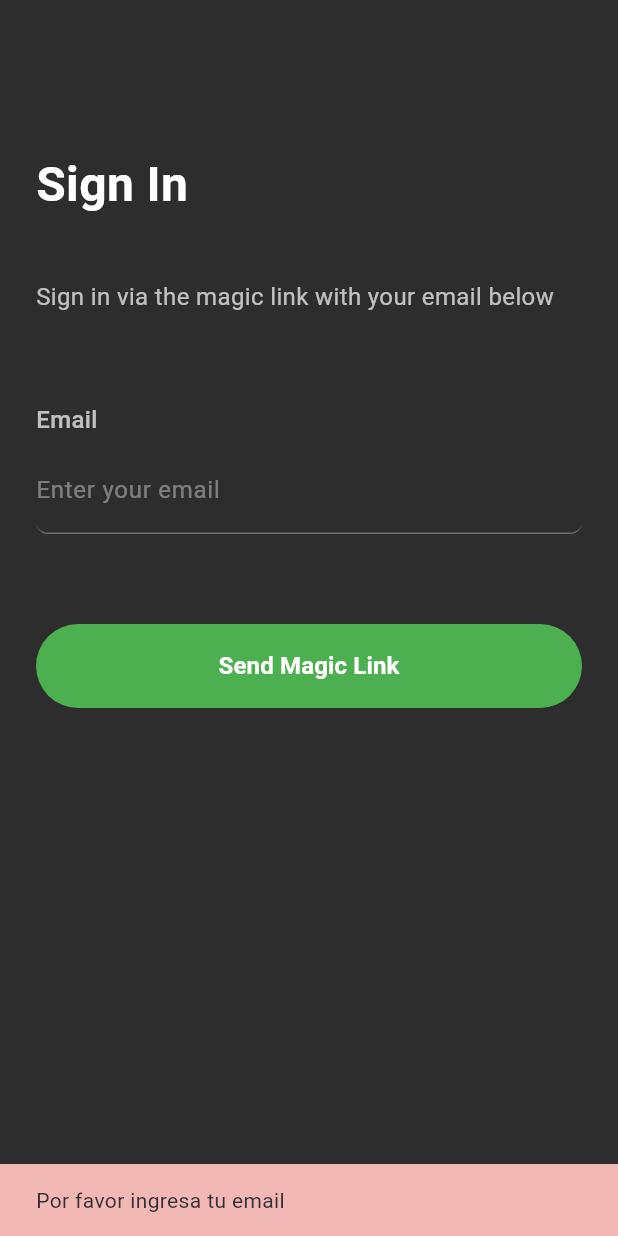
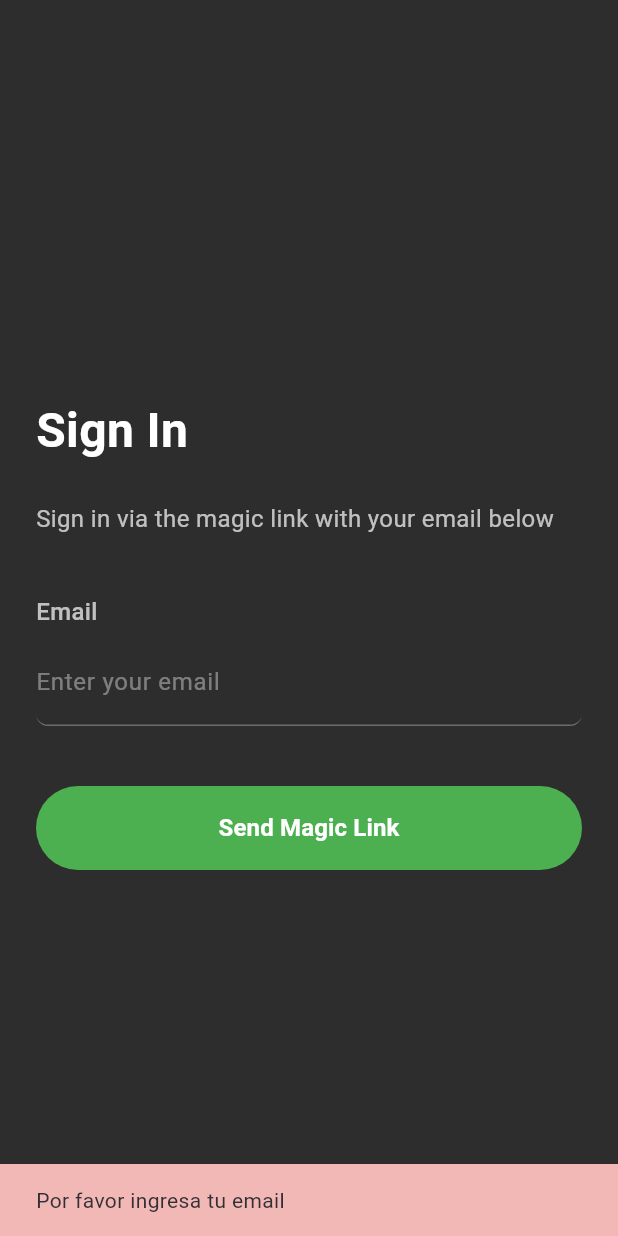
Before and after one commit to rusella312/SUPABASE, a Flutter app: the screen it shows after launch, after a tap on "Send Magic Link", on a phone screen of 412 x 824 dp. Run offline on Flutter 3.47's test engine with Material 3 defaults, Android fonts, the light colour scheme and no system bars; our stand-ins replace image_picker, supabase_flutter; accounts and stored records are empty.

Commit message:
Initial commit: Proyecto de login con Supabase funcionando

```diff
--- a/lib/main.dart
+++ b/lib/main.dart
@@ -7,9 +7,9 @@ Future<void> main() async {
   WidgetsFlutterBinding.ensureInitialized();
 
   await Supabase.initialize(
-    url: 'https://vydfmxbmtzceitcqbfut.supabase.co',
+    url: 'https://yqgubmplrhznbfnvqhwr.supabase.co',
     anonKey:
-        'eyJhbGciOiJIUzI1NiIsInR5cCI6IkpXVCJ9.eyJpc3MiOiJzdXBhYmFzZSIsInJlZiI6InZ5ZGZteGJtdHpjZWl0Y3FiZnV0Iiwicm9sZSI6ImFub24iLCJpYXQiOjE3NjE1ODI5MTcsImV4cCI6MjA3NzE1ODkxN30.--8_SpZp51AJ66OisY922zPSX-vQrmXUzd9yDXJK7kU',
+        'eyJhbGciOiJIUzI1NiIsInR5cCI6IkpXVCJ9.eyJpc3MiOiJzdXBhYmFzZSIsInJlZiI6InlxZ3VibXBscmh6bmJmbnZxaHdyIiwicm9sZSI6ImFub24iLCJpYXQiOjE3NjE3MzMxMTIsImV4cCI6MjA3NzMwOTExMn0.U1FWiP4bCwigankauC9xkIAvfoj9SikfViFY8lxNerc',
     authOptions: const FlutterAuthClientOptions(
       authFlowType: AuthFlowType.pkce,
     ),
--- a/lib/pages/login_page.dart
+++ b/lib/pages/login_page.dart
@@ -32,7 +32,7 @@ class _LoginPageState extends State<LoginPage> {
       await supabase.auth.signInWithOtp(
         email: email,
         emailRedirectTo: kIsWeb
-            ? null
+            ? 'http://localhost:3000'
             : 'io.supabase.buildausermanagement://login-callback/',
         shouldCreateUser: true,
       );
@@ -123,17 +123,28 @@ class _LoginPageState extends State<LoginPage> {
 
   @override
   Widget build(BuildContext context) {
+    final isPortrait = MediaQuery.of(context).orientation == Orientation.portrait;
+    final screenHeight = MediaQuery.of(context).size.height;
+
     return Scaffold(
-      backgroundColor: const Color(
-        0xFF2D2D2D,
-      ), // Fondo gris oscuro como en la imagen
+      backgroundColor: const Color(0xFF2D2D2D),
       body: SafeArea(
+        child: SingleChildScrollView(
+          physics: const AlwaysScrollableScrollPhysics(),
+          child: ConstrainedBox(
+            constraints: BoxConstraints(
+              minHeight: screenHeight - MediaQuery.of(context).padding.top - MediaQuery.of(context).padding.bottom,
+            ),
             child: Padding(
-          padding: const EdgeInsets.symmetric(horizontal: 24.0, vertical: 40.0),
+              padding: EdgeInsets.symmetric(
+                horizontal: isPortrait ? 24.0 : 40.0,
+                vertical: isPortrait ? 20.0 : 30.0,
+              ),
               child: Column(
                 crossAxisAlignment: CrossAxisAlignment.start,
+                mainAxisAlignment: MainAxisAlignment.center,
                 children: [
-              const SizedBox(height: 60),
+                  SizedBox(height: isPortrait ? 40.0 : 20.0),
                   // Título principal
                   const Text(
                     'Sign In',
@@ -143,7 +154,7 @@ class _LoginPageState extends State<LoginPage> {
                       color: Colors.white,
                     ),
                   ),
-              const SizedBox(height: 40),
+                  SizedBox(height: isPortrait ? 24.0 : 16.0),
                   // Descripción
                   const Text(
                     'Sign in via the magic link with your email below',
@@ -153,7 +164,7 @@ class _LoginPageState extends State<LoginPage> {
                       height: 1.4,
                     ),
                   ),
-              const SizedBox(height: 60),
+                  SizedBox(height: isPortrait ? 40.0 : 30.0),
                   // Campo de email
                   Column(
                     crossAxisAlignment: CrossAxisAlignment.start,
@@ -195,7 +206,7 @@ class _LoginPageState extends State<LoginPage> {
                       ),
                     ],
                   ),
-              const SizedBox(height: 60),
+                  SizedBox(height: isPortrait ? 40.0 : 30.0),
                   // Botón de enviar magic link
                   SizedBox(
                     width: double.infinity,
@@ -203,17 +214,13 @@ class _LoginPageState extends State<LoginPage> {
                     child: ElevatedButton(
                       onPressed: _isLoading ? null : _signIn,
                       style: ElevatedButton.styleFrom(
-                    backgroundColor: const Color(
-                      0xFF4CAF50,
-                    ), // Verde como en la imagen
+                        backgroundColor: const Color(0xFF4CAF50),
                         foregroundColor: Colors.white,
                         shape: RoundedRectangleBorder(
                           borderRadius: BorderRadius.circular(28),
                         ),
                         elevation: 0,
-                    disabledBackgroundColor: const Color(
-                      0xFF4CAF50,
-                    ).withOpacity(0.6),
+                        disabledBackgroundColor: const Color(0xFF4CAF50).withOpacity(0.6),
                       ),
                       child: _isLoading
                           ? const SizedBox(
@@ -233,8 +240,10 @@ class _LoginPageState extends State<LoginPage> {
                             ),
                     ),
                   ),
-              const Spacer(),
+                  SizedBox(height: isPortrait ? 20.0 : 30.0),
                 ],
+              ),
+            ),
           ),
         ),
       ),
```
Also changed, not shown: 2 other files. Lines whose indentation alone changed are shown as unchanged.
